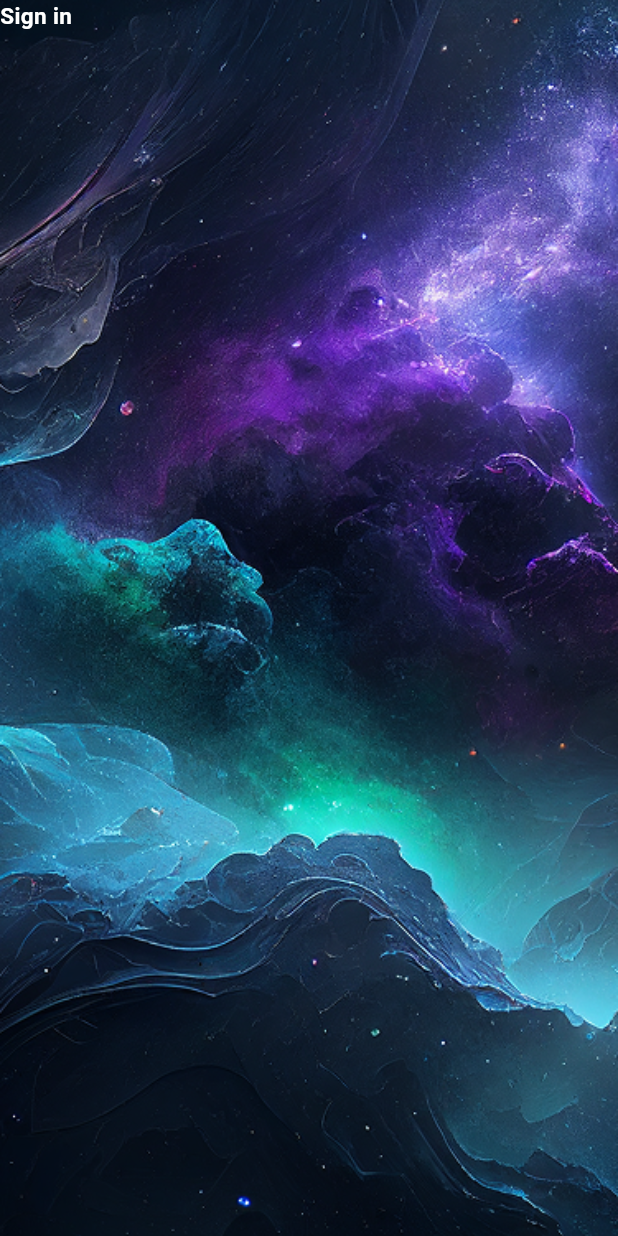
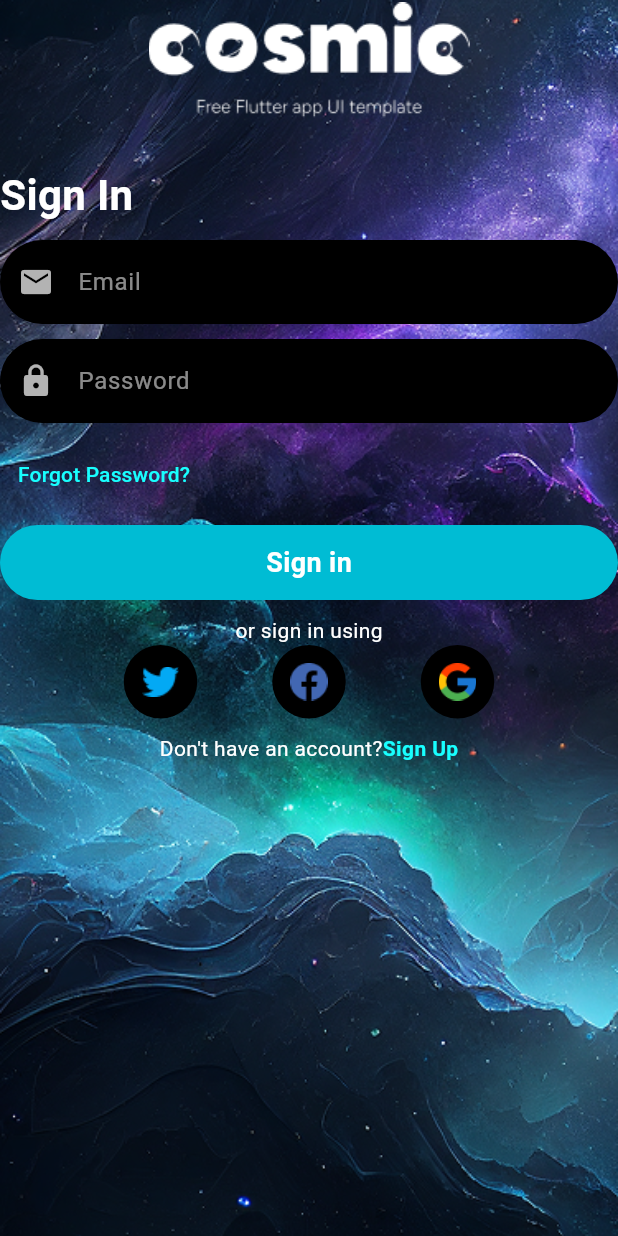
Before and after one commit to akhilapg/Space-App, a Flutter app: the screen it shows after launch, on a phone screen of 412 x 824 dp. Run offline on Flutter 3.47's test engine with Material 3 defaults, Android fonts, the phone set to English and light mode, and no system bars.

Commit message:
login page designing

```diff
--- a/lib/constant/app_images.dart
+++ b/lib/constant/app_images.dart
@@ -5,4 +5,7 @@ class AppImages{
   static String circular_rounded="assets/circular_rounded.png";
   static String app_logo="assets/logo.png";
   static String login_image="assets/login_page.png";
+  static String twittter_img="assets/twittter_img.png";
+  static String facebook_img="assets/facebook_img.png";
+  static String google_img="assets/google_img.png";
 }
--- a/lib/main.dart
+++ b/lib/main.dart
@@ -12,6 +12,7 @@ class MyApp extends StatelessWidget {
   @override
   Widget build(BuildContext context) {
     return const MaterialApp(
+      debugShowCheckedModeBanner: false,
       home: LoginScreen(),);
   }
 }
--- a/lib/screens/login_screen.dart
+++ b/lib/screens/login_screen.dart
@@ -1,5 +1,6 @@
 import 'package:flutter/material.dart';
 import 'package:space_app/constant/app_images.dart';
+
 class LoginScreen extends StatelessWidget {
   const LoginScreen({super.key});
 
@@ -7,23 +8,156 @@ class LoginScreen extends StatelessWidget {
   Widget build(BuildContext context) {
     double width = MediaQuery.of(context).size.width;
     double height = MediaQuery.of(context).size.height;
-    return Container(
+    // return Container(
+    //   width: width,
+    //   height: height,
+    //   decoration: BoxDecoration(
+    //     image: DecorationImage(image: AssetImage(AppImages.app_background_image),
+    //       fit: BoxFit.cover,
+    //     ),
+    //   ),
+    //   child: Scaffold(
+    //     backgroundColor: Colors.transparent,
+    //     body: Stack(
+    //       children: [Image.asset(AppImages.login_image)
+    //       ],
+    //     )
+    //     // Column(
+    //     //   children: [
+    //     //     Text("Sign in",style: TextStyle(fontWeight: FontWeight.bold,fontSize: 15,color: Colors.white),),
+    //     //   ],
+    //     // )
+    //   ),
+    // );
+    return Scaffold(
+      body: Stack(
+        children: [
+          Container(
             width: width,
             height: height,
             decoration: BoxDecoration(
-        image: DecorationImage(image: AssetImage(AppImages.app_background_image),
+              image: DecorationImage(
+                image: AssetImage(AppImages.app_background_image),
                 fit: BoxFit.cover,
               ),
             ),
-      child: Scaffold(
-        backgroundColor: Colors.transparent,
-        body:Column(
+          ),
+          Column(
             children: [
-            Text("Sign in",style: TextStyle(fontWeight: FontWeight.bold,fontSize: 15,color: Colors.white),),
+              Image.asset(AppImages.login_image, height: 80),
+              SizedBox(height: 30),
+              Align(
+                alignment: Alignment.centerLeft,
+                child: Text(
+                  "Sign In",
+                  style: TextStyle(
+                    color: Colors.white,
+                    fontSize: 28,
+                    fontWeight: FontWeight.bold,
+                  ),
+                ),
+              ),
+              SizedBox(height: 10),
+
+              inputField(hint: "Email", icon: Icons.email),
+              SizedBox(height: 10),
+              inputField(hint: "Password", icon: Icons.lock, isPassword: true),
+              SizedBox(height: 10),
+              Align(
+                alignment: Alignment.centerLeft,
+                child: TextButton(
+                  onPressed: () {},
+                  child: const Text(
+                    "Forgot Password?",
+                    style: TextStyle(color: Colors.cyanAccent),
+                  ),
+                ),
+              ),
+              SizedBox(height: 10),
+              Container(
+                width: double.infinity,
+                height: 50,
+                decoration: BoxDecoration(
+                  borderRadius: BorderRadius.circular(30),
+                  color: Colors.cyan,
+                ),
+                child: Center(
+                  child: Text(
+                    "Sign in",
+                    style: TextStyle(
+                      color: Colors.white,
+                      fontSize: 18,
+                      fontWeight: FontWeight.bold,
+                    ),
+                  ),
+                ),
+              ),
+              SizedBox(height: 10),
+              Text("or sign in using", style: TextStyle(color: Colors.white)),
+              Row(
+                mainAxisAlignment: MainAxisAlignment.center,
+                children: [
+                  socialIcons(AppImages.twittter_img),
+                  socialIcons(AppImages.facebook_img),
+                  socialIcons(AppImages.google_img),
                 ],
-        )
-
+              ),
+              SizedBox(height: 10),
+              Row(
+                mainAxisAlignment: MainAxisAlignment.center,
+                children: [
+                  Text(
+                    "Don't have an account?",
+                    style: TextStyle(color: Colors.white),
+                  ),
+                  Text(
+                    "Sign Up",
+                    style: TextStyle(
+                      color: Colors.cyanAccent,
+                      fontWeight: FontWeight.bold,
+                    ),
+                  ),
+                ],
+              ),
+            ],
+          ),
+        ],
       ),
     );
   }
 }
+
+Widget inputField({
+  required String hint,
+  required IconData icon,
+  bool isPassword = false,
+}) {
+  return TextField(
+    obscureText: isPassword,
+    style: TextStyle(color: Colors.white),
+    decoration: InputDecoration(
+      prefixIcon: Icon(icon, color: Colors.white70),
+      hintText: hint,
+      hintStyle: TextStyle(color: Colors.white54),
+      filled: true,
+      fillColor: Colors.black,
+      enabledBorder: OutlineInputBorder(
+        borderRadius: BorderRadius.circular(30),
+        borderSide: BorderSide.none,
+      ),
+      focusedBorder: OutlineInputBorder(
+        borderRadius: BorderRadius.circular(30),
+        borderSide: BorderSide(color: Colors.cyan),
+      ),
+    ),
+  );
+}
+
+Widget socialIcons(String image) {
+  return Container(
+    margin: const EdgeInsets.symmetric(horizontal: 25),
+    padding: EdgeInsets.all(12),
+    decoration: BoxDecoration(shape: BoxShape.circle, color: Colors.black),
+    child: Image.asset(image, height: 25, width: 25),
+  );
+}
```
Also changed, not shown: assets/facebook_img.png (added), assets/google_img.png (added), assets/twittter_img.png (added). Lines whose indentation alone changed are shown as unchanged.
